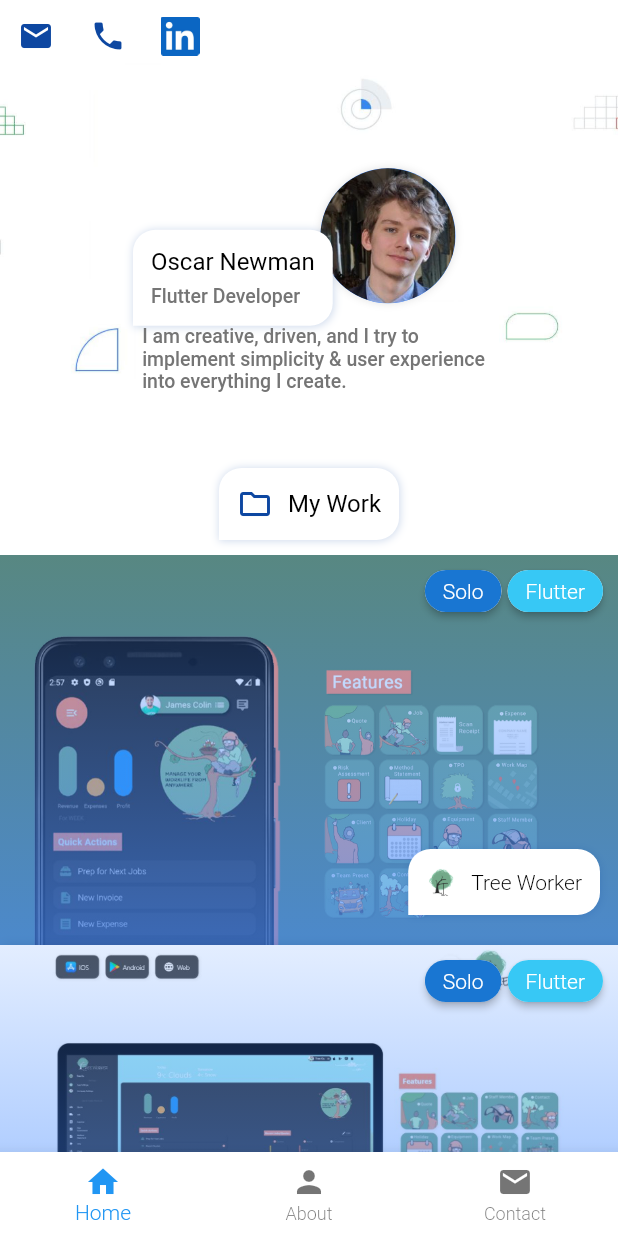
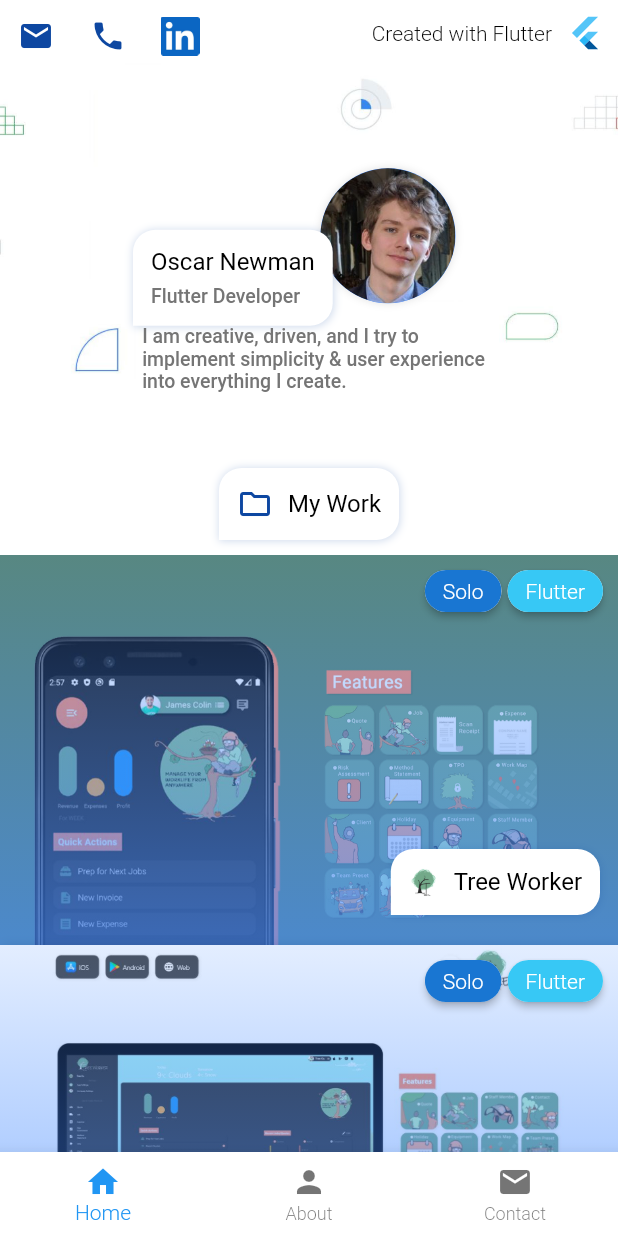
Before and after one commit to Cressplant/project_portfolio, a Flutter app: the screen it shows after launch, on a phone screen of 412 x 824 dp. Run offline on Flutter 3.47's test engine with Material 2 defaults, Android fonts, the phone set to English and light mode, and no system bars; our stand-ins replace fluttertoast, modal_bottom_sheet.

Commit message:
About Section Summary Draft 1

```diff
--- a/lib/views/business_logic/services/database.dart
+++ b/lib/views/business_logic/services/database.dart
@@ -67,6 +67,29 @@ class DataBase {
         'accentColor': 0xffffffff,
         'repositoryLink': 'https://github.com/Cressplant/project_portfolio'
       },
-    }
+    },
+        'jobs': {
+          '0' : {
+            'company' : 'WEA',
+            'logo' : 'images/wea_logo.png',
+            'role' : 'Marketing Coordinator',
+            'contract' : 'Part Time',
+            'description' : '', //!
+            'start' : DateTime.now().millisecondsSinceEpoch, //!
+            'end' : DateTime.now().millisecondsSinceEpoch, //!
+            'currentlyWorkingHere' : true
+          },
+           '1' : {
+            'company' : 'WEA',
+            'logo' : 'images/wea_logo.png',
+            'role' : 'Marketing Coordinator',
+            'contract' : 'Part Time',
+            'description' : '', //!
+            'start' : DateTime.now().millisecondsSinceEpoch, //!
+            'end' : DateTime.now().millisecondsSinceEpoch, //!
+            'currentlyWorkingHere' : true
+          }
+        }
+
   };
 }
--- /dev/null
+++ b/lib/views/business_logic/utils/date_formats.dart
@@ -0,0 +1,6 @@
+
+
+import 'package:intl/intl.dart';
+
+final DateFormat ddMMyyyy = DateFormat('dd-MM-yyyy');
+final DateFormat ddMMyy = DateFormat('dd-MM-yy');
--- a/lib/views/business_logic/utils/toast.dart
+++ b/lib/views/business_logic/utils/toast.dart
@@ -2,11 +2,14 @@
 
 
 import 'package:fluttertoast/fluttertoast.dart';
+import 'package:flutter/material.dart';
 
 
   void showToast (String message) => Fluttertoast.showToast(
+    backgroundColor: Colors.blue,
+    textColor: Colors.white,
   msg: message,
   toastLength: Toast.LENGTH_SHORT,
-  webBgColor: "#e74c3c",
+  webBgColor: "#2196f3",
   timeInSecForIosWeb: 5,
   );
--- a/lib/views/ui/screens/about_screen.dart
+++ b/lib/views/ui/screens/about_screen.dart
@@ -26,7 +26,7 @@ class AboutScreen extends StatelessWidget {
 
                 mediumVerticalSpacer,
 
-                Text('Some crap about me.'),
+                Text('I started programming in the last year of my business degree, I was in the process of setting up my own business - selling children\'s window blinds - and I needed a website. I was using WordPress but wanted to do things that themes and drag & drop builders couldn\'t cater for. So I started learning some basic Javascript and loved it. I started to regret not taking a computer science/engineering degree but decided to work with what I had and combined my new love of designing and writing software with the business accumen I had accumelated during my degree and first business. I started Tree Worker because I had some experience working with tree surgeons, could see there was a gap in the market, I wanted to create something real (having gotten tired of everything being theoretical at uni), and I knew that as my first ever real project - and one that I was working on alone - I wasn\'t realistically going be able to compete within a saturated market. That may suggest I like to aim low with my expectations but I partnered this sensible project with lots of widly unrealistic deadlines to compensate - while also working part time as an online tutor & digital marketer.'),
 
                 largeVerticalSpacer,
 
--- a/lib/views/ui/screens/home_screen.dart
+++ b/lib/views/ui/screens/home_screen.dart
@@ -4,6 +4,7 @@ import 'package:project_portfolio/views/business_logic/models/project.dart';
 import 'package:project_portfolio/views/business_logic/models/user_preferences.dart';
 import 'package:project_portfolio/views/business_logic/services/database.dart';
 import 'package:project_portfolio/views/business_logic/utils/enums.dart';
+import 'package:project_portfolio/views/business_logic/utils/formatting.dart';
 import 'package:project_portfolio/views/ui/overlays/handshake_overlay.dart';
 import 'package:project_portfolio/views/utils/contact_actions.dart';
 import 'package:project_portfolio/views/utils/custom_title.dart';
@@ -31,7 +32,7 @@ class _HomeScreenState extends State<HomeScreen> {
 
     WidgetsBinding.instance?.addPostFrameCallback((_) async {
       if (Provider.of<UserPreferences>(context, listen: false).handShakeStatus == HandShakeStatus.pending)
-      Provider.of<UserPreferences>(context, listen: false).updateHandshakeStatus(handShakeStatus: await showHandShakeOverlay(context));
+        Provider.of<UserPreferences>(context, listen: false).updateHandshakeStatus(handShakeStatus: await showHandShakeOverlay(context));
     });
 
     super.initState();
@@ -41,6 +42,7 @@ class _HomeScreenState extends State<HomeScreen> {
   Widget build(BuildContext context) {
     ThemeData _theme = Theme.of(context);
     double _width = MediaQuery.of(context).size.width;
+    bool _mobile = checkMobile(context);
 
     return SafeArea(
       child: Scaffold(
@@ -50,7 +52,7 @@ class _HomeScreenState extends State<HomeScreen> {
             SliverList(
                 delegate: SliverChildListDelegate([
               Container(
-                  height: 300.0,
+                  height: _mobile ? 300.0 : 400.0,
                   decoration: BoxDecoration(
                       color: _theme.cardColor,
                       image: DecorationImage(
@@ -66,6 +68,14 @@ class _HomeScreenState extends State<HomeScreen> {
                           children: [...contactActions],
                         ),
                       ),
+
+                      Positioned(
+                          top: 10.0,
+                          right: 10.0,
+                          child: Row(
+                            mainAxisSize: MainAxisSize.min,
+                            children: [Text('Created with Flutter'), SizedBox(width: 10.0), FlutterLogo()],
+                          )),
 
                       // Align(
                       //   alignment: Alignment(0.5, 0.0),
@@ -103,6 +113,7 @@ class _HomeScreenState extends State<HomeScreen> {
                               Align(
                                 alignment: Alignment.bottomLeft,
                                 child: CustomCard(
+                                  padding: EdgeInsets.all(12.0),
                                     child: Column(
                                   crossAxisAlignment: CrossAxisAlignment.start,
                                   mainAxisSize: MainAxisSize.min,
--- a/lib/views/utils/copy_button.dart
+++ b/lib/views/utils/copy_button.dart
@@ -18,6 +18,9 @@ class CopyButton extends StatelessWidget {
 
               showToast('Copied to Clipboard');
             },
-            child: Icon(Icons.copy)));
+            child: Padding(
+              padding: const EdgeInsets.all(12.0),
+              child: Icon(Icons.copy),
+            )));
   }
 }
--- a/lib/views/utils/custom_button.dart
+++ b/lib/views/utils/custom_button.dart
@@ -6,14 +6,17 @@ class CustomButton extends StatelessWidget {
   final VoidCallback? onPressed;
   final String title;
   final Widget? leading;
+  final EdgeInsets padding;
 
-  CustomButton({required this.title, this.onPressed, this.leading});
+  CustomButton({ required this.title, this.onPressed, this.leading, this.padding = const EdgeInsets.all(12.0) });
 
   @override
   Widget build(BuildContext context) {
     ThemeData _theme = Theme.of(context);
 
     return CustomCard(
+
+      padding: padding,
       color: _theme.primaryColor,
         child: InkWell(
           onTap: onPressed,
--- a/lib/views/utils/custom_card.dart
+++ b/lib/views/utils/custom_card.dart
@@ -4,23 +4,16 @@ import 'package:project_portfolio/views/business_logic/utils/decoration.dart';
 class CustomCard extends StatelessWidget {
   final Widget child;
   final Color? color;
+  final EdgeInsets padding;
 
-  CustomCard({required this.child, this.color});
+  CustomCard({required this.child, this.color, this.padding = const EdgeInsets.all(0.0)});
 
   @override
   Widget build(BuildContext context) {
-    //? Trial one side flat edge?
-    // return Stack(
-    //   children: [
-    //     Container(decoration: defaultDecoration(context), padding: EdgeInsets.all(12.0), child: child),
-    //     Align(
-    //       alignment: Alignment.centerLeft,
-    //       child: Container(
-    //         width: ,
-    //       ))
-    //   ],
-    // );
-
-    return Container(decoration: customDecoration(context).copyWith(color: color ?? Theme.of(context).cardColor), padding: EdgeInsets.all(12.0), child: child);
+    return Container(
+        clipBehavior: Clip.hardEdge,
+        decoration: customDecoration(context).copyWith(color: color ?? Theme.of(context).cardColor),
+        padding: padding,
+        child: child);
   }
 }
--- a/lib/views/utils/custom_title.dart
+++ b/lib/views/utils/custom_title.dart
@@ -13,6 +13,7 @@ class CustomTitle extends StatelessWidget {
 
 
     return CustomCard(
+      padding: EdgeInsets.all(12.0),
         child: Row(
       mainAxisSize: MainAxisSize.min,
       children: [
--- a/lib/views/utils/floating_modal.dart
+++ b/lib/views/utils/floating_modal.dart
@@ -16,7 +16,7 @@ class FloatingModal extends StatelessWidget {
           child: Material(
             color: backgroundColor,
             clipBehavior: Clip.antiAlias,
-            borderRadius: BorderRadius.only(topRight: Radius.circular(15.0), bottomLeft: Radius.circular(15.0), bottomRight: Radius.circular(15.0)),
+            borderRadius: BorderRadius.circular(15.0),
             child: child,
           ),
         ),
--- a/lib/views/utils/project_tile.dart
+++ b/lib/views/utils/project_tile.dart
@@ -4,6 +4,7 @@ import 'package:project_portfolio/views/business_logic/utils/formatting.dart';
 import 'package:project_portfolio/views/business_logic/utils/globals.dart';
 import 'package:project_portfolio/views/ui/screens/project_screen.dart';
 import 'package:project_portfolio/views/utils/custom_card.dart';
+import 'package:project_portfolio/views/utils/custom_title.dart';
 import 'package:project_portfolio/views/utils/tag_wrap.dart';
 
 class ProjectTile extends StatelessWidget {
@@ -70,22 +71,7 @@ class ProjectTile extends StatelessWidget {
                               // alignment: Alignment.bottomRight,
                               child: Padding(
                                 padding: EdgeInsets.symmetric(horizontal: 6.0, vertical: 10.0),
-                                child: Column(
-                                  crossAxisAlignment: CrossAxisAlignment.end,
-                                  mainAxisSize: MainAxisSize.min,
-                                  children: [
-                                    CustomCard(
-                                      child: Row(
-                                        mainAxisSize: MainAxisSize.min,
-                                        children: [
-                                          Image.asset(project.logo, height: 20.0, width: 20.0),
-                                          SizedBox(width: 10.0),
-                                          Text(project.title, style: _theme.textTheme.bodyText1),
-                                        ],
-                                      ),
-                                    ),
-                                  ],
-                                ),
+                                child: CustomTitle(leading: Image.asset(project.logo, height: 20.0, width: 20.0), title: project.title),
                               )),
                         ],
                       ),
--- a/pubspec.yaml
+++ b/pubspec.yaml
@@ -34,6 +34,7 @@ dependencies:
   # material_design_icons_flutter: ^4.0.5955 # Not null safe yet
   provider: ^5.0.0
   fluttertoast: ^8.0.5
+  intl: ^0.17.0
 
 dev_dependencies:
   flutter_test:
```
Also changed, not shown: lib/views/business_logic/models/job.dart (added, +39 -0 lines), lib/views/utils/work_tile.dart (added, +59 -0 lines), images/wea_logo.png (added), pubspec.lock.
